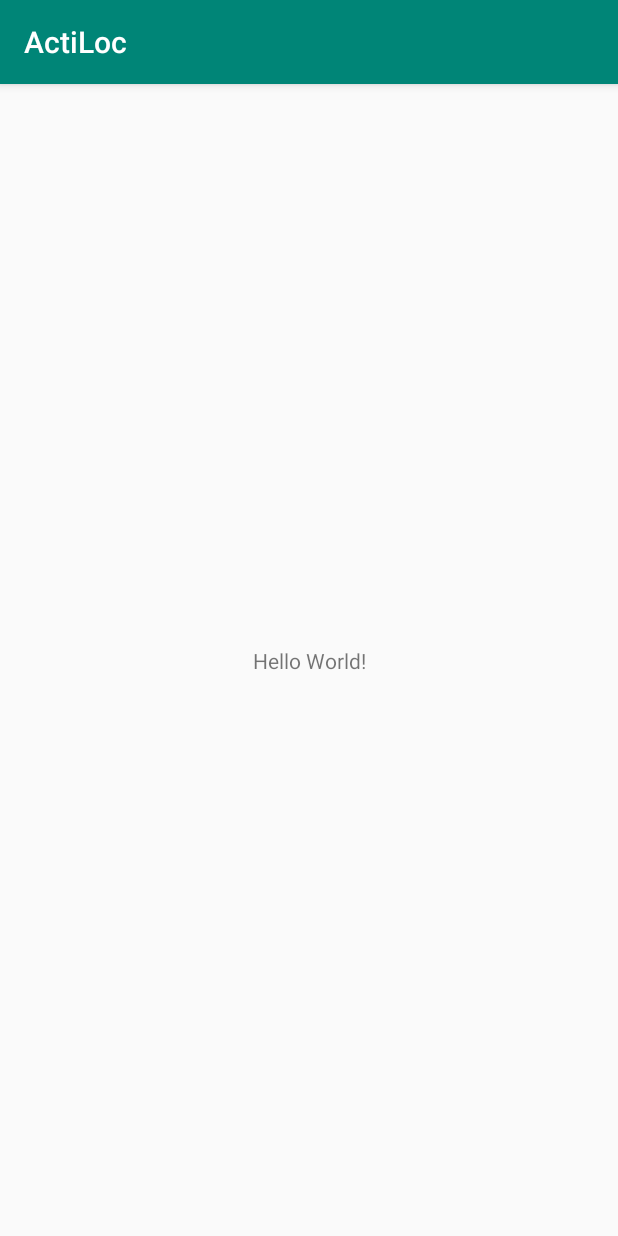
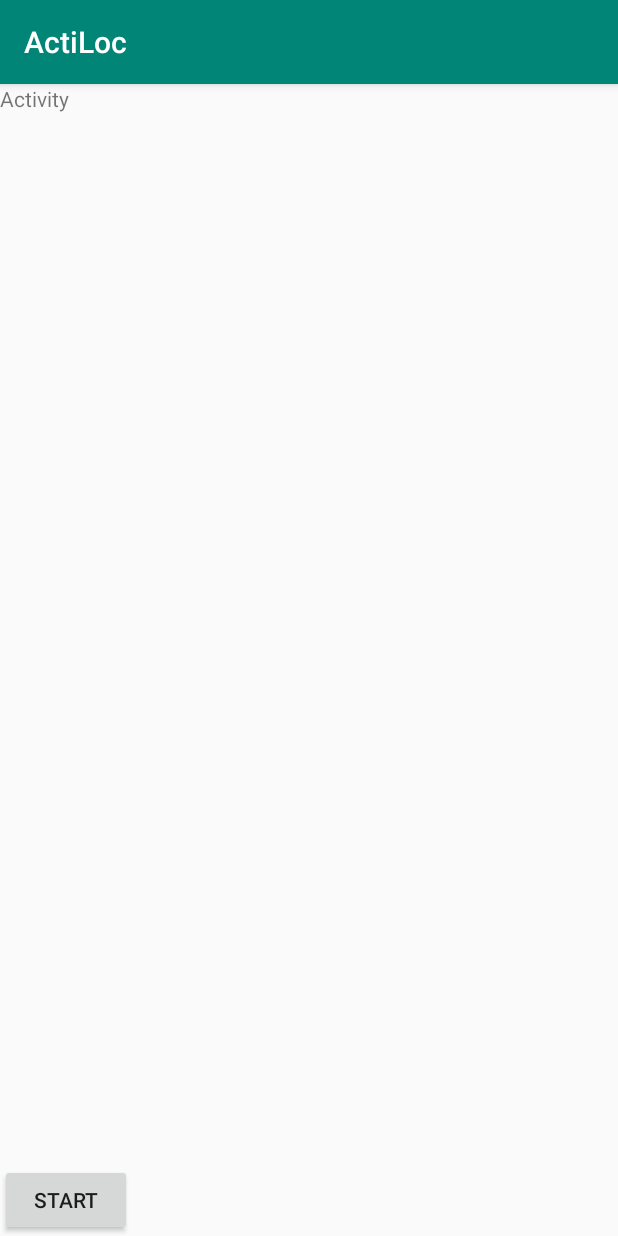
Before and after one commit to zdndk/MobileSystems-AssignmentFive, an Android app: the screen it shows after launch (MainActivity), on a phone screen of 412 x 824 dp. Run offline under Robolectric (Android 15) with nearby library versions, the phone set to English and light mode, and no system bars.

```diff
--- a/app/build.gradle
+++ b/app/build.gradle
@@ -19,6 +19,8 @@ android {
 }
 
 dependencies {
+    implementation 'com.google.android.gms:play-services-location:16.0.0'
+    implementation 'com.google.code.gson:gson:2.8.5'
     implementation fileTree(dir: 'libs', include: ['*.jar'])
     implementation 'com.android.support:appcompat-v7:28.0.0'
     implementation 'com.android.support.constraint:constraint-layout:1.1.3'
--- a/app/src/main/AndroidManifest.xml
+++ b/app/src/main/AndroidManifest.xml
@@ -17,5 +17,5 @@
             </intent-filter>
         </activity>
     </application>
-
+    <uses-permission android:name="com.google.android.gms.permission.ACTIVITY_RECOGNITION" />
 </manifest>
--- a/app/src/main/java/dk/zdn/sdu/actiloc/MainActivity.java
+++ b/app/src/main/java/dk/zdn/sdu/actiloc/MainActivity.java
@@ -2,12 +2,24 @@ package dk.zdn.sdu.actiloc;
 
 import android.support.v7.app.AppCompatActivity;
 import android.os.Bundle;
+import android.widget.Button;
+import android.widget.TextView;
 
 public class MainActivity extends AppCompatActivity {
+
+    private TextView _activityTextBox;
+    private Button _activityMonitoringButton;
 
     @Override
     protected void onCreate(Bundle savedInstanceState) {
         super.onCreate(savedInstanceState);
         setContentView(R.layout.activity_main);
+
+        SetupViews();
+    }
+
+    private void SetupViews() {
+        _activityMonitoringButton = findViewById(R.id.activityMonitoringButton);
+        _activityTextBox = findViewById(R.id.activityTextBox);
     }
 }
--- a/app/src/main/res/layout/activity_main.xml
+++ b/app/src/main/res/layout/activity_main.xml
@@ -1,18 +1,27 @@
 <?xml version="1.0" encoding="utf-8"?>
-<android.support.constraint.ConstraintLayout xmlns:android="http://schemas.android.com/apk/res/android"
-    xmlns:app="http://schemas.android.com/apk/res-auto"
-    xmlns:tools="http://schemas.android.com/tools"
-    android:layout_width="match_parent"
-    android:layout_height="match_parent"
-    tools:context=".MainActivity">
+    <android.support.constraint.ConstraintLayout
+        xmlns:android="http://schemas.android.com/apk/res/android"
+        xmlns:app="http://schemas.android.com/apk/res-auto"
+        xmlns:tools="http://schemas.android.com/tools"
+        android:id="@+id/linearLayout"
+        android:layout_width="match_parent"
+        android:layout_height="match_parent"
+        tools:context=".MainActivity">
+
+
+        <Button
+            android:id="@+id/activityMonitoringButton"
+            android:layout_width="wrap_content"
+            android:layout_height="0dp"
+            android:text="Start"
+            app:layout_constraintBottom_toBottomOf="parent" />
 
     <TextView
+        android:id="@+id/activityTextBox"
         android:layout_width="wrap_content"
         android:layout_height="wrap_content"
-        android:text="Hello World!"
-        app:layout_constraintBottom_toBottomOf="parent"
-        app:layout_constraintLeft_toLeftOf="parent"
-        app:layout_constraintRight_toRightOf="parent"
-        app:layout_constraintTop_toTopOf="parent" />
+        android:text="Activity"
+        tools:layout_editor_absoluteX="16dp"
+        tools:layout_editor_absoluteY="16dp" />
 
 </android.support.constraint.ConstraintLayout>
```
